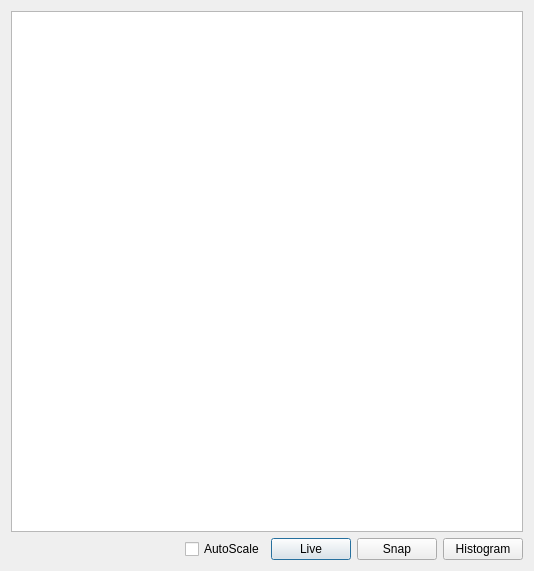
Above: gene-seq-control/gui/camera_show.ui from cyanial/gene-seq-platform-control before the change. Below: the same form after it.
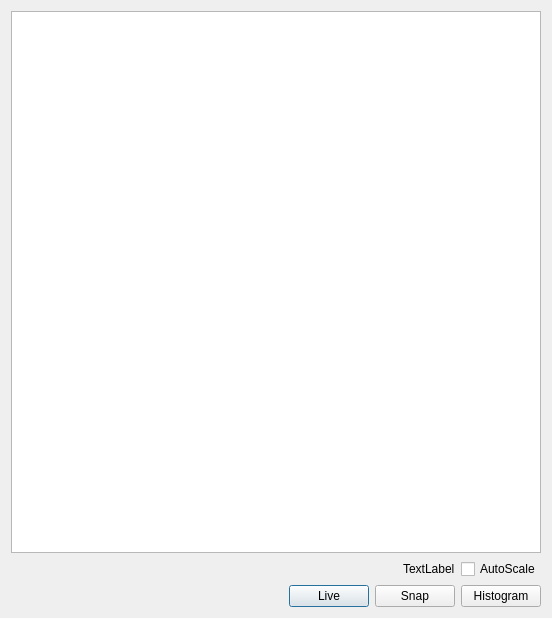
That is the form after the change.

Diff of the .ui file:
```diff
--- a/gene-seq-control/gui/camera_show.ui
+++ b/gene-seq-control/gui/camera_show.ui
@@ -12,8 +12,8 @@
    <rect>
     <x>0</x>
     <y>0</y>
-    <width>534</width>
-    <height>571</height>
+    <width>552</width>
+    <height>618</height>
    </rect>
   </property>
   <property name="sizePolicy">
@@ -42,12 +42,43 @@
      </property>
      <property name="minimumSize">
       <size>
-       <width>512</width>
-       <height>512</height>
+       <width>530</width>
+       <height>530</height>
       </size>
      </property>
     </widget>
    </item>
+   <item>
+    <layout class="QHBoxLayout" name="horizontalLayout_2">
+     <item>
+      <spacer name="horizontalSpacer_2">
+       <property name="orientation">
+        <enum>Qt::Horizontal</enum>
+       </property>
+       <property name="sizeHint" stdset="0">
+        <size>
+         <width>40</width>
+         <height>20</height>
+        </size>
+       </property>
+      </spacer>
+     </item>
+     <item>
+      <widget class="QLabel" name="statusLabel">
+       <property name="text">
+        <string>TextLabel</string>
+       </property>
+      </widget>
+     </item>
+     <item>
+      <widget class="QCheckBox" name="autoScaleChecked">
+       <property name="text">
+        <string>AutoScale</string>
+       </property>
+      </widget>
+     </item>
+    </layout>
+   </item>
    <item>
     <layout class="QHBoxLayout" name="horizontalLayout">
      <item>
@@ -63,13 +94,6 @@
        </property>
       </spacer>
      </item>
-     <item>
-      <widget class="QCheckBox" name="checkBox">
-       <property name="text">
-        <string>AutoScale</string>
-       </property>
-      </widget>
-     </item>
      <item>
       <widget class="QPushButton" name="liveButton">
        <property name="text">
```
